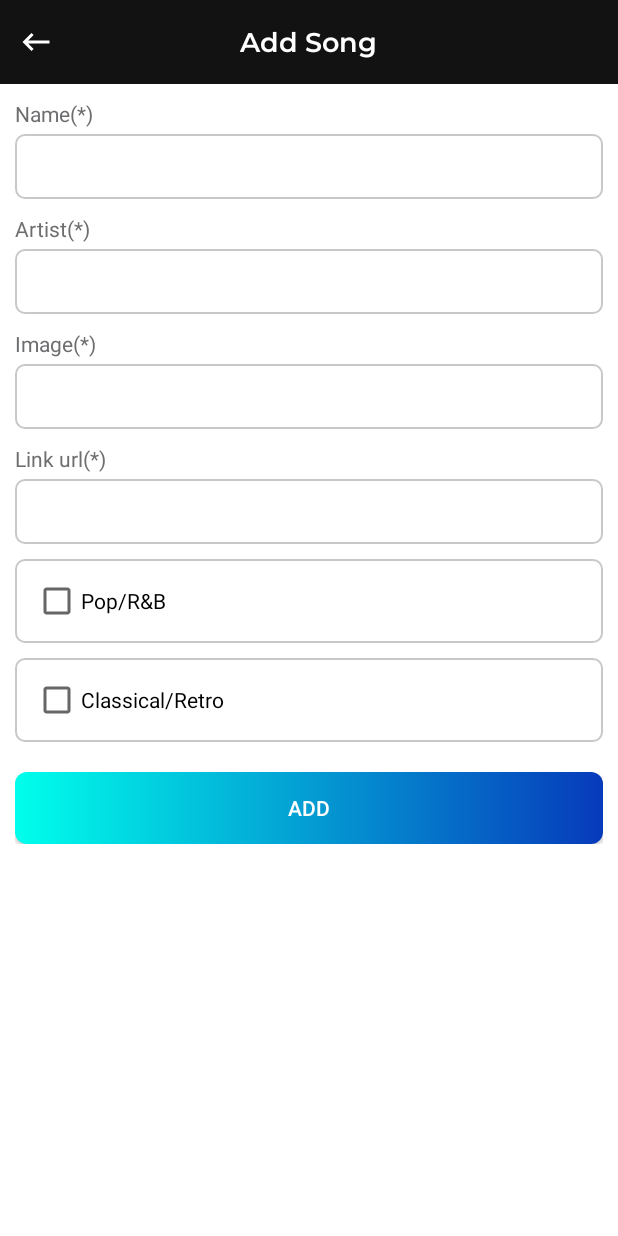
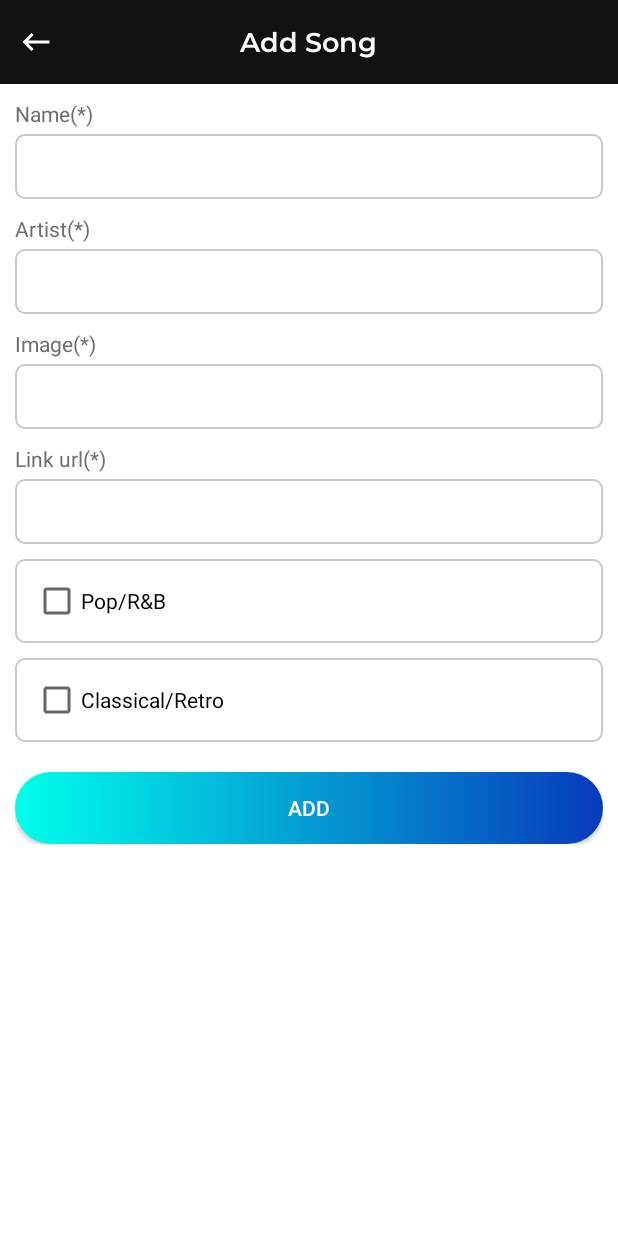
Before and after one commit to vietdieuahihi/DATN_MusicPlayer_DangQuocViet, an Android app: the AddSongActivity screen opened directly, with no data from a screen before it, on a phone screen of 412 x 824 dp. Run offline under Robolectric (Android 15) with nearby library versions, the phone set to English and light mode, and no system bars; our stand-ins replace Firebase (no records; nobody signed in at launch, a user with empty details on screens opened directly); libraries missing offline, so code that uses them is left out: com.afollestad.materialdialogs; 2 statements that could not run were skipped.

Commit message:
Change button layout

```diff
--- a/app/src/main/res/drawable/gradient_test.xml
+++ b/app/src/main/res/drawable/gradient_test.xml
@@ -2,7 +2,7 @@
 <shape
     xmlns:android="http://schemas.android.com/apk/res/android"
     android:shape="rectangle">
-    <corners android:radius="8dp"/>
+    <corners android:radius="360dp"/>
     <gradient
         android:type="linear"
         android:startColor="#00FFEB"
```
